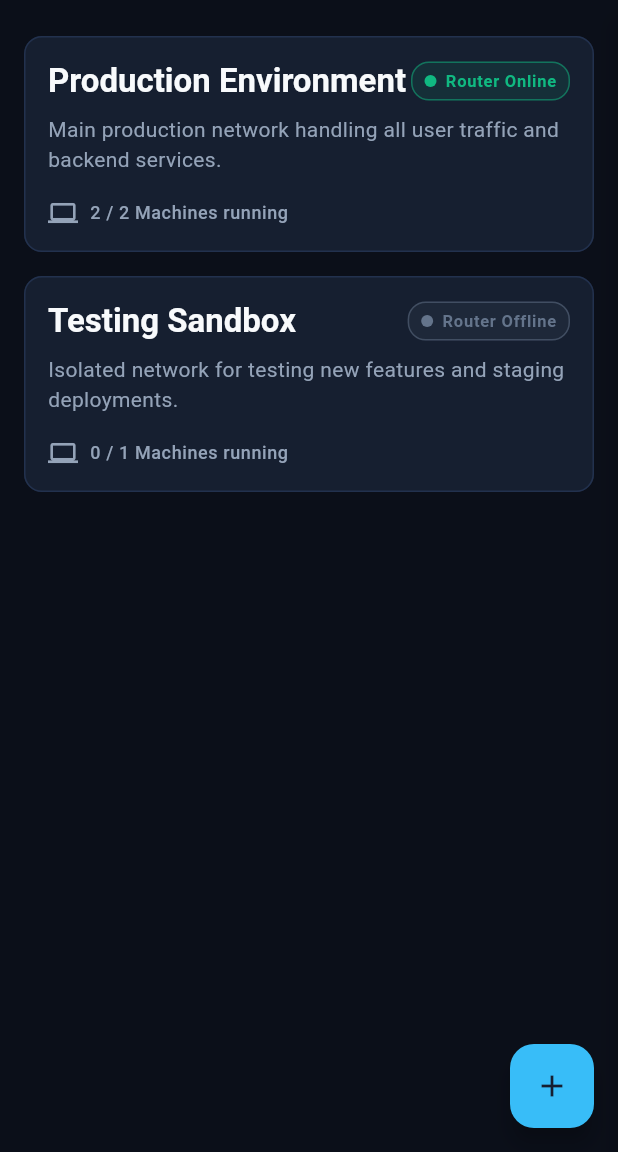
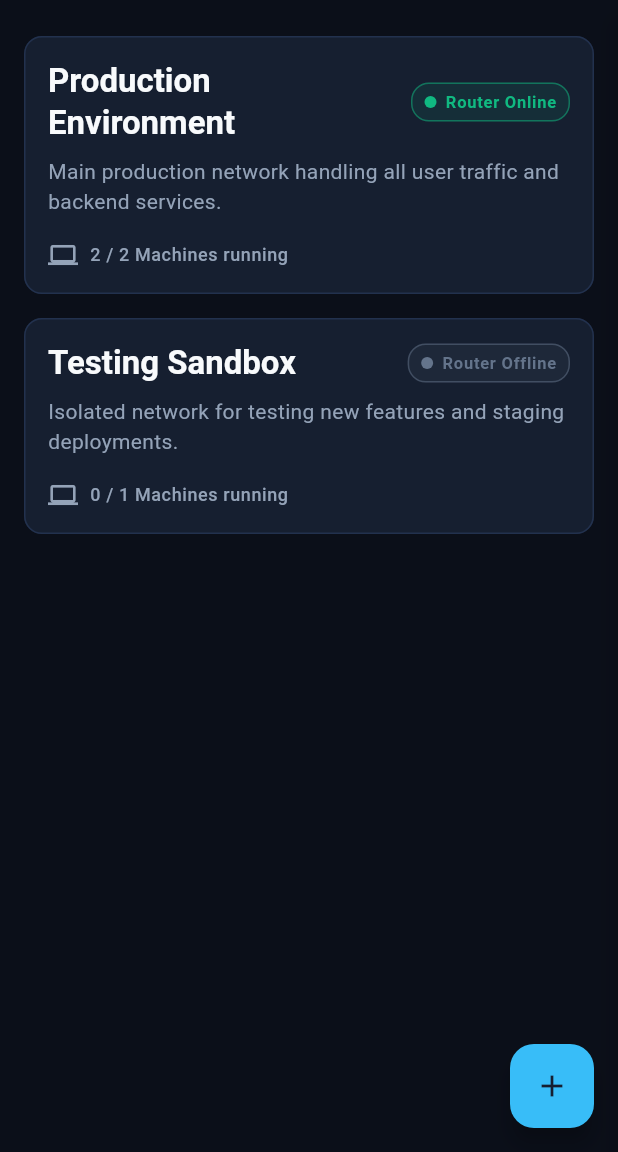
Before and after one commit to VOID575/Sandman, a Flutter app: the screen it shows after launch, on a phone screen of 412 x 824 dp, the part 84-1236 px from its top. Run offline on Flutter 3.47's test engine with Material 3 defaults, Android fonts, the phone set to English and light mode, and no system bars.

Commit message:
chore(Widget): Fix padding of the network card title

```diff
--- a/lib/widgets/network_card.dart
+++ b/lib/widgets/network_card.dart
@@ -31,11 +31,14 @@ class NetworkCard extends StatelessWidget {
               mainAxisAlignment: MainAxisAlignment.spaceBetween,
               children: [
                 Expanded(
-                  child: Text(
-                    network.name,
-                    style: theme.textTheme.titleLarge?.copyWith(
-                      fontWeight: FontWeight.bold,
-                      color: theme.colorScheme.onSurface,
+                  child: Padding(
+                    padding: const EdgeInsets.only(right: 16.0),
+                    child: Text(
+                      network.name,
+                      style: theme.textTheme.titleLarge?.copyWith(
+                        fontWeight: FontWeight.bold,
+                        color: theme.colorScheme.onSurface,
+                      ),
                     ),
                   ),
                 ),
@@ -89,9 +92,9 @@ class _RouterStatusBadge extends StatelessWidget {
     return Container(
       padding: const EdgeInsets.symmetric(horizontal: 8, vertical: 4),
       decoration: BoxDecoration(
-        color: color.withOpacity(0.1),
+        color: color.withValues(alpha: 0.1),
         borderRadius: BorderRadius.circular(12),
-        border: Border.all(color: color.withOpacity(0.5)),
+        border: Border.all(color: color.withValues(alpha: 0.5)),
       ),
       child: Row(
         mainAxisSize: MainAxisSize.min,
```
